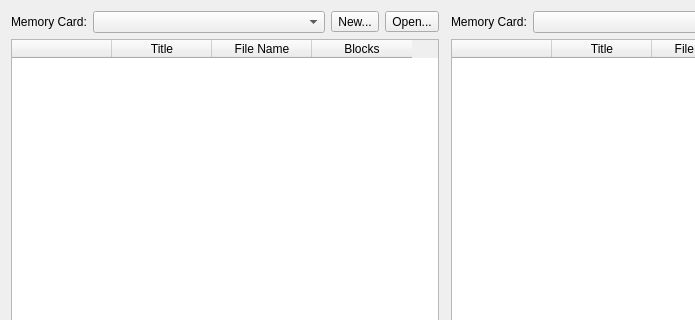
Before: the Qt Designer form src/duckstation-qt/memorycardeditorwindow.ui in kofxi3584karlayang/duckstation, drawn with Qt 5; both pictures show x 0 to 695 and y 0 to 320 of the 889 by 515 pixel window.
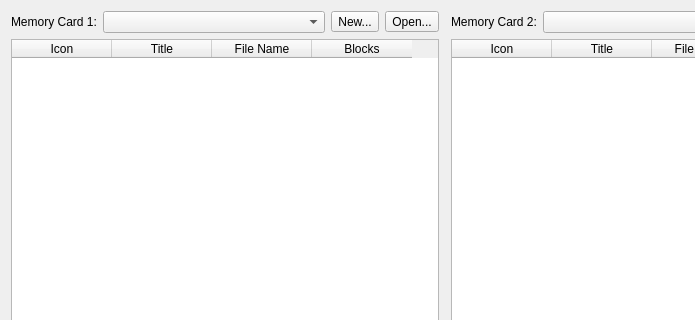
After: the same form once the commit is applied. Icons and pictures are not drawn.

Commit message: Qt: Disable column sorting indicator and adjust labels in memcard editor (#3528)

```diff
--- a/src/duckstation-qt/memorycardeditorwindow.ui
+++ b/src/duckstation-qt/memorycardeditorwindow.ui
@@ -30,14 +30,14 @@
       <enum>QAbstractItemView::SelectionBehavior::SelectRows</enum>
      </property>
      <attribute name="horizontalHeaderShowSortIndicator" stdset="0">
-      <bool>true</bool>
+      <bool>false</bool>
      </attribute>
      <attribute name="verticalHeaderVisible">
       <bool>false</bool>
      </attribute>
      <column>
       <property name="text">
-       <string/>
+       <string>Icon</string>
       </property>
      </column>
      <column>
@@ -62,7 +62,7 @@
      <item>
       <widget class="QLabel" name="label_2">
        <property name="text">
-        <string>Memory Card:</string>
+        <string>Memory Card 2:</string>
        </property>
       </widget>
      </item>
@@ -138,7 +138,7 @@
      <item>
       <widget class="QLabel" name="label">
        <property name="text">
-        <string>Memory Card:</string>
+        <string>Memory Card 1:</string>
        </property>
       </widget>
      </item>
@@ -181,14 +181,14 @@
       <enum>QAbstractItemView::SelectionBehavior::SelectRows</enum>
      </property>
      <attribute name="horizontalHeaderShowSortIndicator" stdset="0">
-      <bool>true</bool>
+      <bool>false</bool>
      </attribute>
      <attribute name="verticalHeaderVisible">
       <bool>false</bool>
      </attribute>
      <column>
       <property name="text">
-       <string/>
+       <string>Icon</string>
       </property>
      </column>
      <column>
```
